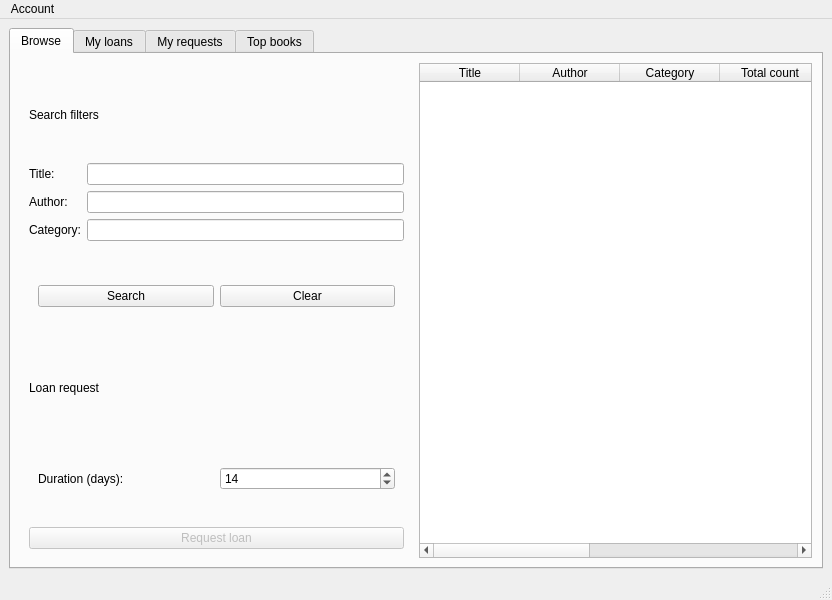
First picture: the form in user.ui, repository mnnjbb2006-cmyk/BookFlow, before the edit.
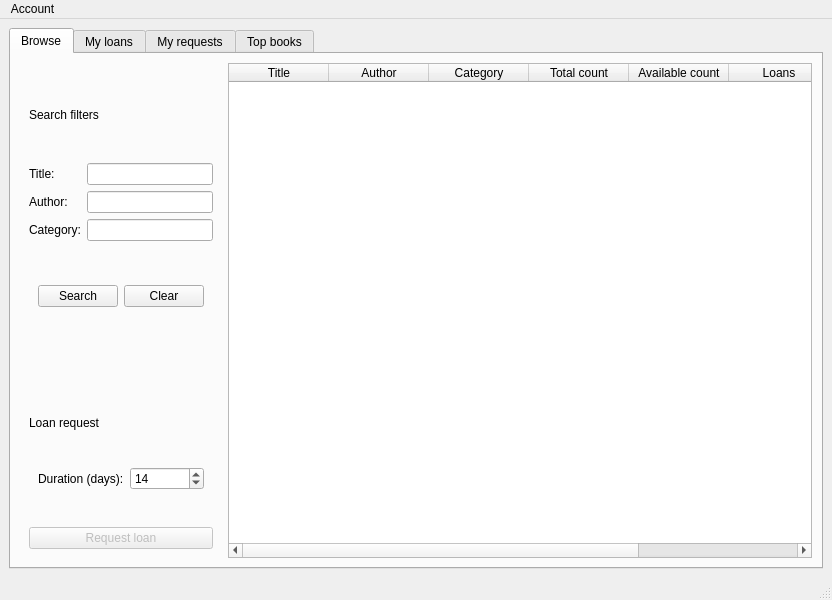
Second picture: the form after the edit. The open tabs and pages were chosen to show the change.

```diff
--- a/user.ui
+++ b/user.ui
@@ -25,7 +25,7 @@
         <string>Browse</string>
        </attribute>
        <layout class="QHBoxLayout" name="horizontalLayout">
-        <item>
+        <item alignment="Qt::AlignmentFlag::AlignLeft">
          <widget class="QWidget" name="widget" native="true">
           <layout class="QVBoxLayout" name="verticalLayout">
            <item>
@@ -69,7 +69,7 @@
              </item>
             </layout>
            </item>
-           <item>
+           <item alignment="Qt::AlignmentFlag::AlignLeft">
             <widget class="QWidget" name="widget_3" native="true">
              <layout class="QHBoxLayout" name="horizontalLayout_3">
               <item>
@@ -89,7 +89,7 @@
              </layout>
             </widget>
            </item>
-           <item>
+           <item alignment="Qt::AlignmentFlag::AlignBottom">
             <widget class="QLabel" name="label_5">
              <property name="text">
               <string>Loan request</string>
```
Left out of the diff: 2 changed lines with no effect on the pictures.
